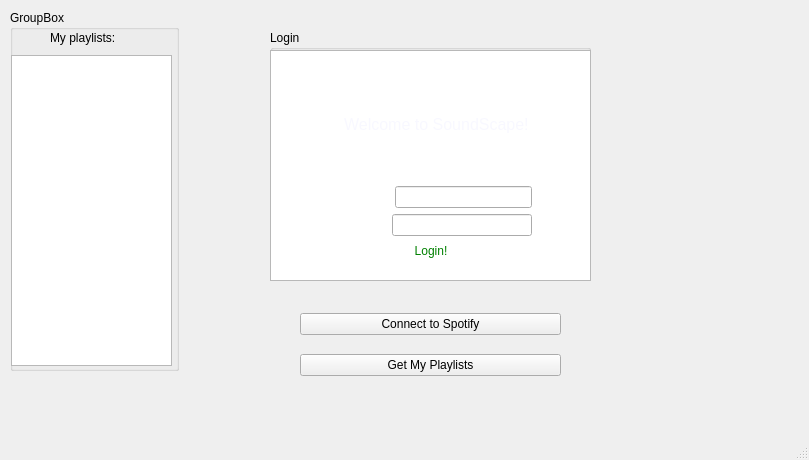
Before: the Qt Designer form shubh/SoundScape/loginwindow.ui in Chi-joy/SoundScape-bitbucket, drawn with Qt 5.
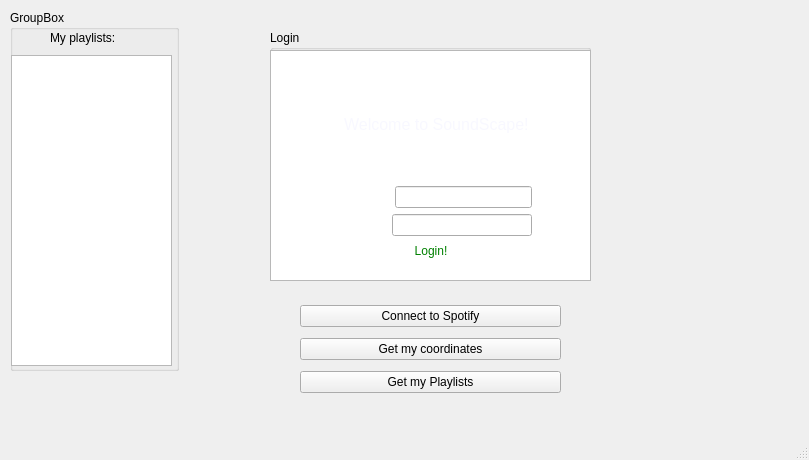
After: the same form once the commit is applied.

```diff
--- a/shubh/SoundScape/loginwindow.ui
+++ b/shubh/SoundScape/loginwindow.ui
@@ -163,7 +163,7 @@
      </layout>
     </widget>
    </widget>
-   <widget class="QWidget" name="">
+   <widget class="QWidget" name="layoutWidget">
     <property name="geometry">
      <rect>
       <x>0</x>
@@ -174,7 +174,7 @@
     </property>
     <layout class="QVBoxLayout" name="verticalLayout_2"/>
    </widget>
-   <widget class="QWidget" name="">
+   <widget class="QWidget" name="layoutWidget">
     <property name="geometry">
      <rect>
       <x>0</x>
@@ -185,13 +185,13 @@
     </property>
     <layout class="QVBoxLayout" name="verticalLayout_3"/>
    </widget>
-   <widget class="QWidget" name="">
+   <widget class="QWidget" name="layoutWidget">
     <property name="geometry">
      <rect>
       <x>300</x>
       <y>300</y>
       <width>261</width>
-      <height>91</height>
+      <height>100</height>
      </rect>
     </property>
     <layout class="QVBoxLayout" name="verticalLayout_5">
@@ -202,10 +202,17 @@
        </property>
       </widget>
      </item>
+     <item>
+      <widget class="QPushButton" name="pushButton_coor">
+       <property name="text">
+        <string>Get my coordinates</string>
+       </property>
+      </widget>
+     </item>
      <item>
       <widget class="QPushButton" name="pushButton_playlists">
        <property name="text">
-        <string>Get My Playlists</string>
+        <string>Get my Playlists</string>
        </property>
       </widget>
      </item>
```
Left out of the diff: 2 changed lines with no effect on the pictures.
